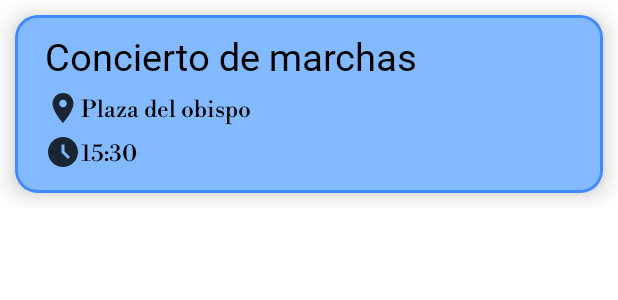
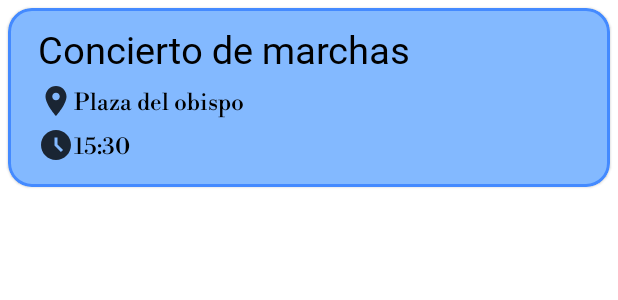
Before and after one commit to RafaelRio/MusicalEvents, an Android app: the layout item_evento.xml on its own in the app's theme, with its tools: preview values and no code run, on a phone screen of 412 x 824 dp. Shown: the top 300 px of the screen. Run offline under Robolectric (Android 15) with nearby library versions, the phone set to English and light mode, and no system bars.

Commit message:
Actualizado version del mapa
Actualizado item_evento.xml para que sea mas mantenible

```diff
--- a/app/build.gradle
+++ b/app/build.gradle
@@ -47,9 +47,6 @@ apply plugin: 'androidx.navigation.safeargs.kotlin'
 dependencies {
     implementation 'androidx.navigation:navigation-fragment-ktx:2.5.3'
     implementation 'androidx.navigation:navigation-ui-ktx:2.5.3'
-    testImplementation 'junit:junit:4.13.2'
-    androidTestImplementation 'androidx.test.ext:junit:1.1.3'
-    androidTestImplementation 'androidx.test.espresso:espresso-core:3.4.0'
 
     //Firebase
     implementation platform('com.google.firebase:firebase-bom:30.3.1')
@@ -58,5 +55,5 @@ dependencies {
 
     //EventBus
     implementation 'org.greenrobot:eventbus:3.2.0'
-    implementation 'com.google.android.gms:play-services-maps:17.0.0'
+    implementation 'com.google.android.gms:play-services-maps:18.1.0'
 }
--- a/app/src/main/res/layout/item_evento.xml
+++ b/app/src/main/res/layout/item_evento.xml
@@ -11,9 +11,8 @@
         app:layout_constraintTop_toTopOf="parent"
         app:layout_constraintLeft_toLeftOf="parent"
         app:cardBackgroundColor="@color/primary_light_color"
-        app:cardElevation="10dp"
-        android:layout_margin="10dp"
-        app:cardCornerRadius="15dp"
+        android:layout_margin="@dimen/_5dp"
+        app:cardCornerRadius="@dimen/_16dp"
         app:strokeColor="@color/primary_color"
         app:strokeWidth="@dimen/_2dp">
 
@@ -27,22 +26,22 @@
                 android:layout_width="wrap_content"
                 android:layout_height="wrap_content"
                 tools:text="Concierto de marchas"
-                android:textSize="25sp"
+                android:textSize="@dimen/_25sp"
                 android:fontFamily="@font/bodoni_mediumitalic"
                 android:textColor="@color/black"
-                android:layout_marginStart="20dp"
-                android:layout_marginTop="10dp"/>
+                android:layout_marginStart="@dimen/_20dp"
+                android:layout_marginTop="@dimen/_10dp"/>
 
             <TextView
                 android:id="@+id/tvUbicacionEvento"
                 android:layout_width="wrap_content"
                 android:layout_height="wrap_content"
                 tools:text="Plaza del obispo"
-                android:textSize="15sp"
+                android:textSize="@dimen/_15sp"
                 android:fontFamily="@font/bodoni_regular"
                 android:textColor="@color/black"
-                android:layout_marginStart="20dp"
-                android:layout_marginTop="5dp"
+                android:layout_marginStart="@dimen/_20dp"
+                android:layout_marginTop="@dimen/_5dp"
                 app:drawableStartCompat="@drawable/ic_location_event" />
 
             <TextView
@@ -50,13 +49,13 @@
                 android:layout_width="wrap_content"
                 android:layout_height="wrap_content"
                 tools:text="15:30"
-                android:textSize="15sp"
+                android:textSize="@dimen/_15sp"
                 android:fontFamily="@font/bodoni_regular"
                 android:textColor="@color/black"
-                android:layout_marginStart="20dp"
-                android:layout_marginTop="5dp"
+                android:layout_marginStart="@dimen/_20dp"
+                android:layout_marginTop="@dimen/_5dp"
                 app:drawableStartCompat="@drawable/ic_hour_event"
-                android:layout_marginBottom="15dp"/>
+                android:layout_marginBottom="@dimen/_16dp"/>
 
 
         </androidx.appcompat.widget.LinearLayoutCompat>
--- a/app/src/main/res/values/dimens.xml
+++ b/app/src/main/res/values/dimens.xml
@@ -16,4 +16,5 @@
     <dimen name="_40sp">40sp</dimen>
     <dimen name="fab_margin">16dp</dimen>
     <dimen name="_2dp">2dp</dimen>
+    <dimen name="_25sp">25sp</dimen>
 </resources>
```
